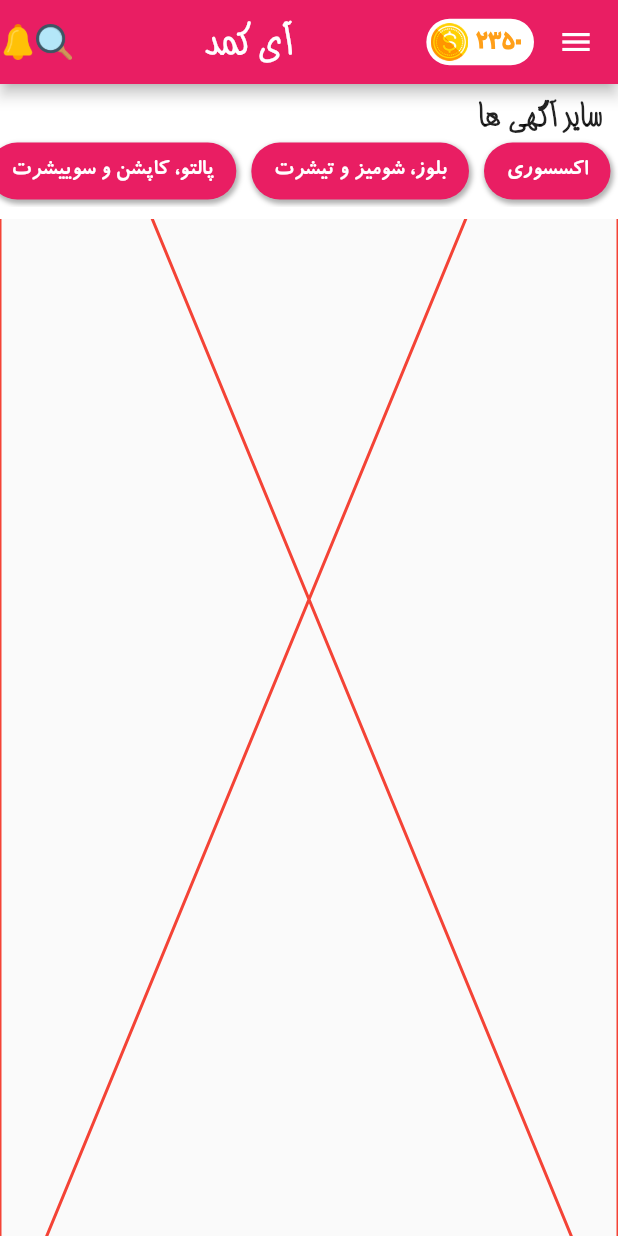
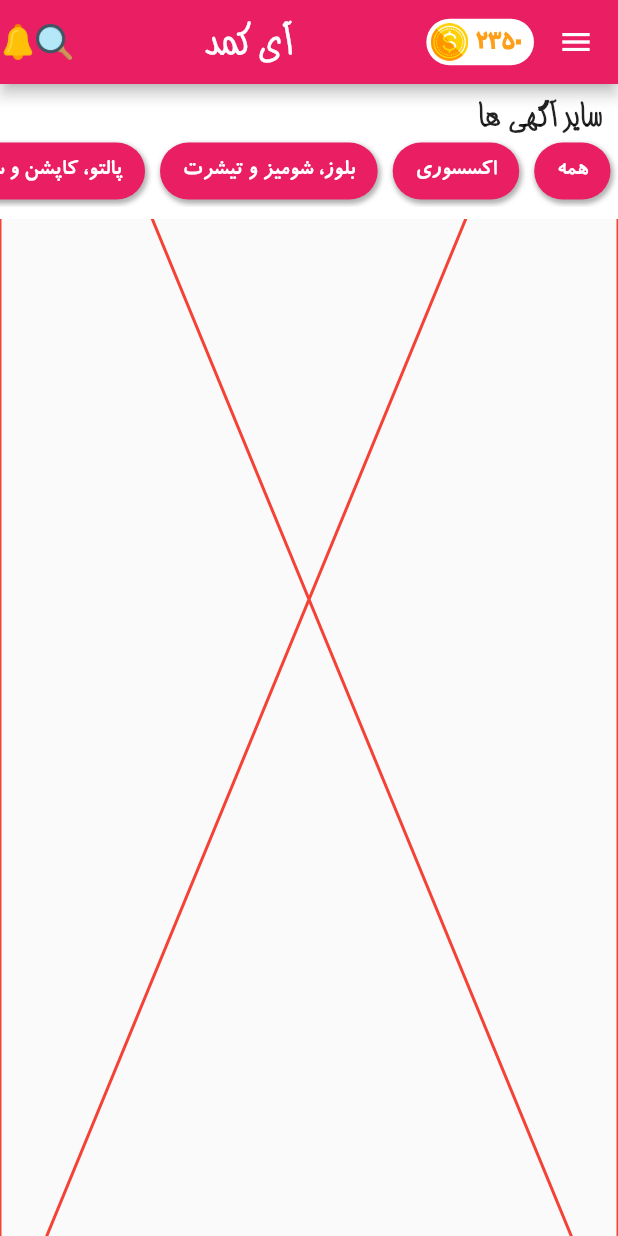
Before and after one commit to arg1998/ikomod-client, a Flutter app: the screen it shows after launch, scrolled down 576 dp, on a phone screen of 412 x 824 dp. Run offline on Flutter 3.47's test engine with Material 2 defaults, Android fonts, the phone set to English and light mode, and no system bars; network calls fail.

Commit message:
fixed missing option

```diff
--- a/lib/widgets/FilterCategoriesHorizontalList.dart
+++ b/lib/widgets/FilterCategoriesHorizontalList.dart
@@ -6,6 +6,7 @@ class FilterCategoriesHorizontalList extends StatelessWidget {
   final double height;
   final Widget child;
   final List<String> _categories = const [
+    "همه",
     "اکسسوری",
     "بلوز، شومیز و تیشرت",
     "پالتو،‌ کاپشن و سوییشرت",
```
